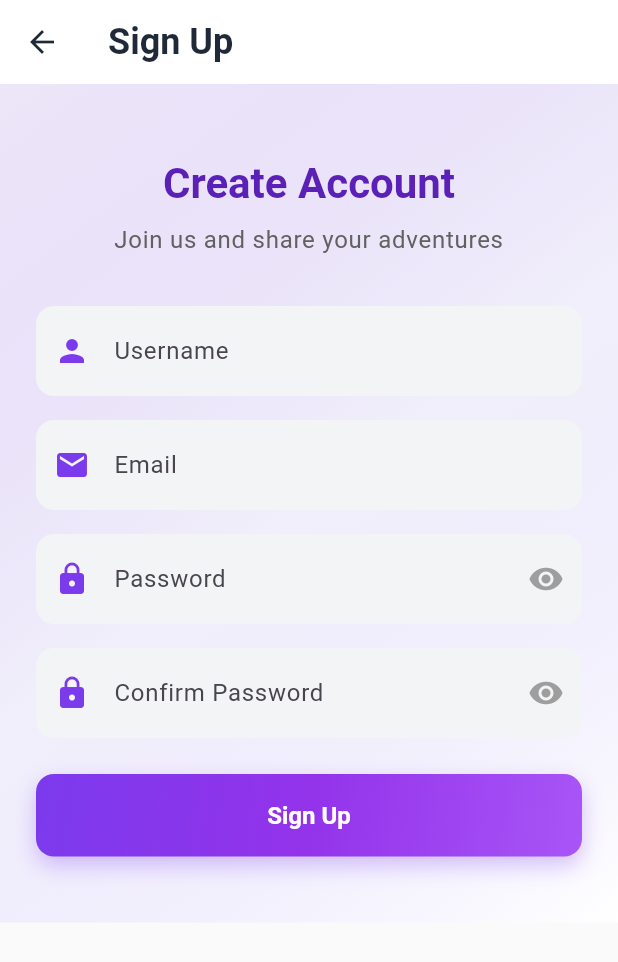
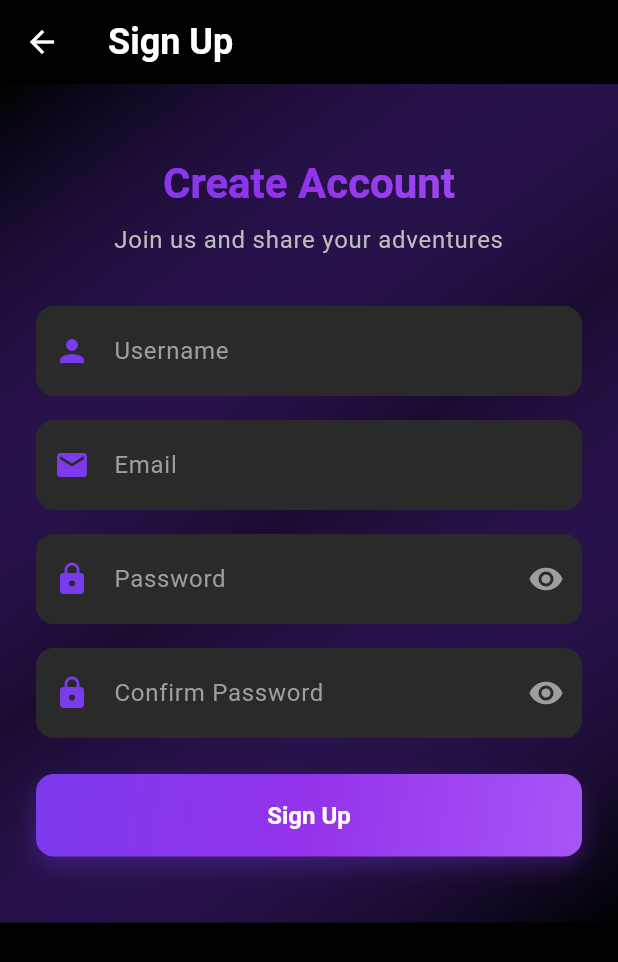
Before and after one commit to NnAsankaMadushan/TravelApp, a Flutter app: the screen it shows after launch, after a tap on "Sign Up", on a phone screen of 412 x 824 dp. Shown: the top 962 px of the screen. Run offline on Flutter 3.47's test engine with Material 3 defaults, Android fonts, the phone set to English and light mode, and no system bars; our stand-ins replace cached_network_image, cloud_firestore, firebase_auth, firebase_core, geocoding, geolocator and 3 more; missing offline and left inert: cloudinary_public; accounts and stored records are empty.

Commit message:
ui change

```diff
--- a/lib/screens/auth/login_screen.dart
+++ b/lib/screens/auth/login_screen.dart
@@ -57,9 +57,9 @@ class _LoginScreenState extends State<LoginScreen> {
             begin: Alignment.topLeft,
             end: Alignment.bottomRight,
             colors: [
-              AppTheme.primaryPurple.withValues(alpha: 0.1),
-              AppTheme.lightPurple.withValues(alpha: 0.3),
-              Colors.white,
+              const Color(0xFF000000),
+              AppTheme.primaryPurple.withValues(alpha: 0.2),
+              const Color(0xFF000000),
             ],
           ),
         ),
@@ -80,7 +80,7 @@ class _LoginScreenState extends State<LoginScreen> {
                       shape: BoxShape.circle,
                       boxShadow: [
                         BoxShadow(
-                          color: AppTheme.primaryPurple.withOpacity(0.3),
+                          color: AppTheme.primaryPurple.withValues(alpha: 0.3),
                           blurRadius: 20,
                           offset: const Offset(0, 10),
                         ),
@@ -93,20 +93,23 @@ class _LoginScreenState extends State<LoginScreen> {
                     ),
                   ),
                   const SizedBox(height: 32),
-                  Text(
-                    'TravelApp',
-                    textAlign: TextAlign.center,
-                    style: Theme.of(context).textTheme.headlineLarge?.copyWith(
-                          fontWeight: FontWeight.bold,
-                          color: AppTheme.darkPurple,
-                        ),
+                  ShaderMask(
+                    shaderCallback: (bounds) => AppTheme.primaryGradient.createShader(bounds),
+                    child: Text(
+                      'TravelApp',
+                      textAlign: TextAlign.center,
+                      style: Theme.of(context).textTheme.headlineLarge?.copyWith(
+                            fontWeight: FontWeight.bold,
+                            color: Colors.white,
+                          ),
+                    ),
                   ),
                   const SizedBox(height: 8),
                   Text(
                     'Share your travel adventures',
                     textAlign: TextAlign.center,
                     style: Theme.of(context).textTheme.bodyLarge?.copyWith(
-                          color: Colors.grey[700],
+                          color: Colors.grey[400],
                         ),
                   ),
                   const SizedBox(height: 48),
@@ -217,7 +220,7 @@ class _LoginScreenState extends State<LoginScreen> {
                   children: [
                     Text(
                       "Don't have an account? ",
-                      style: TextStyle(color: Colors.grey[700]),
+                      style: TextStyle(color: Colors.grey[400]),
                     ),
                     TextButton(
                       onPressed: () {
--- a/lib/screens/auth/signup_screen.dart
+++ b/lib/screens/auth/signup_screen.dart
@@ -69,9 +69,9 @@ class _SignupScreenState extends State<SignupScreen> {
             begin: Alignment.topLeft,
             end: Alignment.bottomRight,
             colors: [
-              AppTheme.primaryPurple.withValues(alpha: 0.1),
-              AppTheme.lightPurple.withValues(alpha: 0.3),
-              Colors.white,
+              const Color(0xFF000000),
+              AppTheme.primaryPurple.withValues(alpha: 0.2),
+              const Color(0xFF000000),
             ],
           ),
         ),
@@ -84,20 +84,23 @@ class _SignupScreenState extends State<SignupScreen> {
                 crossAxisAlignment: CrossAxisAlignment.stretch,
                 children: [
                   const SizedBox(height: 24),
-                  Text(
-                    'Create Account',
-                    textAlign: TextAlign.center,
-                    style: Theme.of(context).textTheme.headlineMedium?.copyWith(
-                          fontWeight: FontWeight.bold,
-                          color: AppTheme.darkPurple,
-                        ),
+                  ShaderMask(
+                    shaderCallback: (bounds) => AppTheme.primaryGradient.createShader(bounds),
+                    child: Text(
+                      'Create Account',
+                      textAlign: TextAlign.center,
+                      style: Theme.of(context).textTheme.headlineMedium?.copyWith(
+                            fontWeight: FontWeight.bold,
+                            color: Colors.white,
+                          ),
+                    ),
                   ),
                   const SizedBox(height: 8),
                   Text(
                     'Join us and share your adventures',
                     textAlign: TextAlign.center,
                     style: Theme.of(context).textTheme.bodyLarge?.copyWith(
-                          color: Colors.grey[700],
+                          color: Colors.grey[400],
                         ),
                   ),
                   const SizedBox(height: 32),
--- a/lib/screens/feed/feed_screen.dart
+++ b/lib/screens/feed/feed_screen.dart
@@ -121,7 +121,7 @@ class _FeedScreenState extends State<FeedScreen> {
                     style: TextStyle(
                       fontSize: 22,
                       fontWeight: FontWeight.bold,
-                      color: AppTheme.darkPurple,
+                      color: Colors.grey[200],
                     ),
                   ),
                   const SizedBox(height: 8),
@@ -129,7 +129,7 @@ class _FeedScreenState extends State<FeedScreen> {
                     'Add friends or create your first post!',
                     style: TextStyle(
                       fontSize: 15,
-                      color: Colors.grey[600],
+                      color: Colors.grey[400],
                     ),
                   ),
                 ],
--- a/lib/theme/app_theme.dart
+++ b/lib/theme/app_theme.dart
@@ -21,29 +21,29 @@ class AppTheme {
     end: Alignment.bottomRight,
   );
 
-  // Light theme
+  // Light theme (now dark-based)
   static ThemeData lightTheme = ThemeData(
     useMaterial3: true,
-    brightness: Brightness.light,
+    brightness: Brightness.dark,
     colorScheme: ColorScheme.fromSeed(
       seedColor: primaryPurple,
       primary: primaryPurple,
       secondary: secondaryPurple,
       tertiary: accentPink,
-      surface: Colors.white,
-      brightness: Brightness.light,
+      surface: const Color(0xFF1A1A1A),
+      brightness: Brightness.dark,
     ),
-    scaffoldBackgroundColor: const Color(0xFFFAFAFA),
+    scaffoldBackgroundColor: const Color(0xFF000000),
 
     // AppBar theme
     appBarTheme: const AppBarTheme(
       centerTitle: false,
       elevation: 0,
-      backgroundColor: Colors.white,
-      foregroundColor: Color(0xFF1F2937),
+      backgroundColor: Color(0xFF000000),
+      foregroundColor: Colors.white,
       surfaceTintColor: Colors.transparent,
       titleTextStyle: TextStyle(
-        color: Color(0xFF1F2937),
+        color: Colors.white,
         fontSize: 24,
         fontWeight: FontWeight.bold,
       ),
@@ -55,7 +55,7 @@ class AppTheme {
       shape: RoundedRectangleBorder(
         borderRadius: BorderRadius.circular(16),
       ),
-      color: Colors.white,
+      color: const Color(0xFF1A1A1A),
       surfaceTintColor: Colors.transparent,
       margin: const EdgeInsets.symmetric(horizontal: 16, vertical: 8),
     ),
@@ -63,7 +63,7 @@ class AppTheme {
     // Input decoration theme
     inputDecorationTheme: InputDecorationTheme(
       filled: true,
-      fillColor: const Color(0xFFF3F4F6),
+      fillColor: const Color(0xFF2A2A2A),
       border: OutlineInputBorder(
         borderRadius: BorderRadius.circular(12),
         borderSide: BorderSide.none,
@@ -87,6 +87,8 @@ class AppTheme {
       contentPadding: const EdgeInsets.symmetric(horizontal: 20, vertical: 18),
       prefixIconColor: primaryPurple,
       suffixIconColor: Colors.grey,
+      labelStyle: const TextStyle(color: Colors.grey),
+      hintStyle: const TextStyle(color: Colors.grey),
     ),
 
     // Elevated button theme
@@ -126,9 +128,9 @@ class AppTheme {
 
     // Bottom navigation bar theme
     bottomNavigationBarTheme: const BottomNavigationBarThemeData(
-      backgroundColor: Colors.white,
+      backgroundColor: Color(0xFF000000),
       selectedItemColor: primaryPurple,
-      unselectedItemColor: Color(0xFF9CA3AF),
+      unselectedItemColor: Color(0xFF6B7280),
       type: BottomNavigationBarType.fixed,
       elevation: 8,
       selectedLabelStyle: TextStyle(fontWeight: FontWeight.w600),
@@ -154,7 +156,7 @@ class AppTheme {
 
     // Dialog theme
     dialogTheme: DialogThemeData(
-      backgroundColor: Colors.white,
+      backgroundColor: const Color(0xFF1A1A1A),
       elevation: 4,
       shape: RoundedRectangleBorder(
         borderRadius: BorderRadius.circular(20),
```
Also changed, not shown: lib/screens/profile/profile_screen.dart (+18 -15 lines), lib/widgets/post_card.dart (+8 -6 lines).
